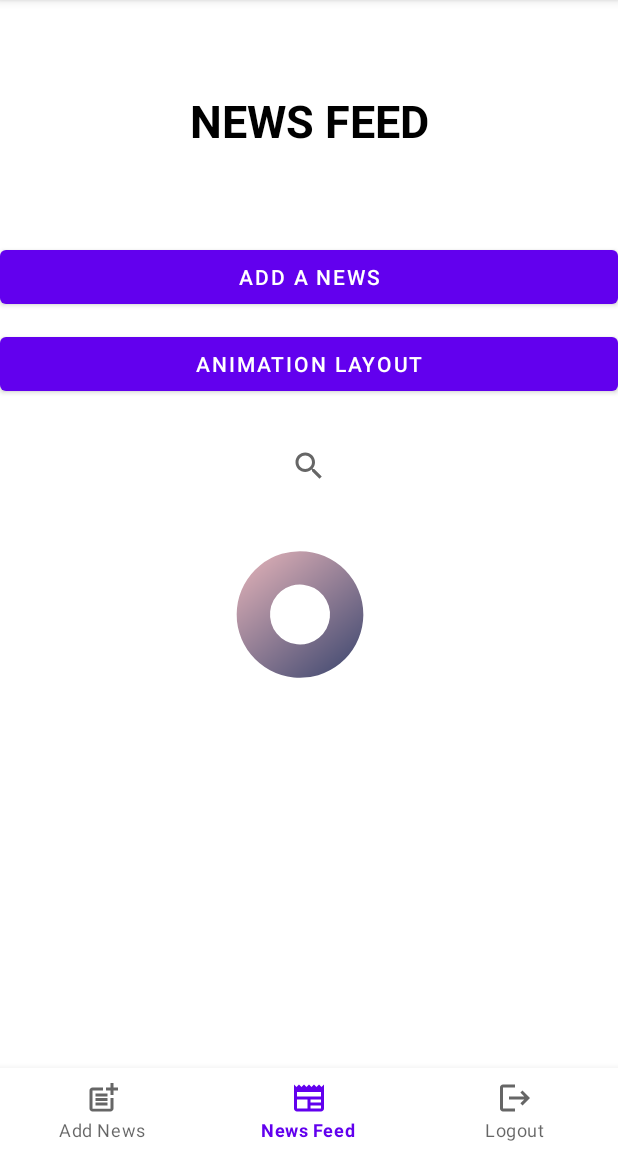
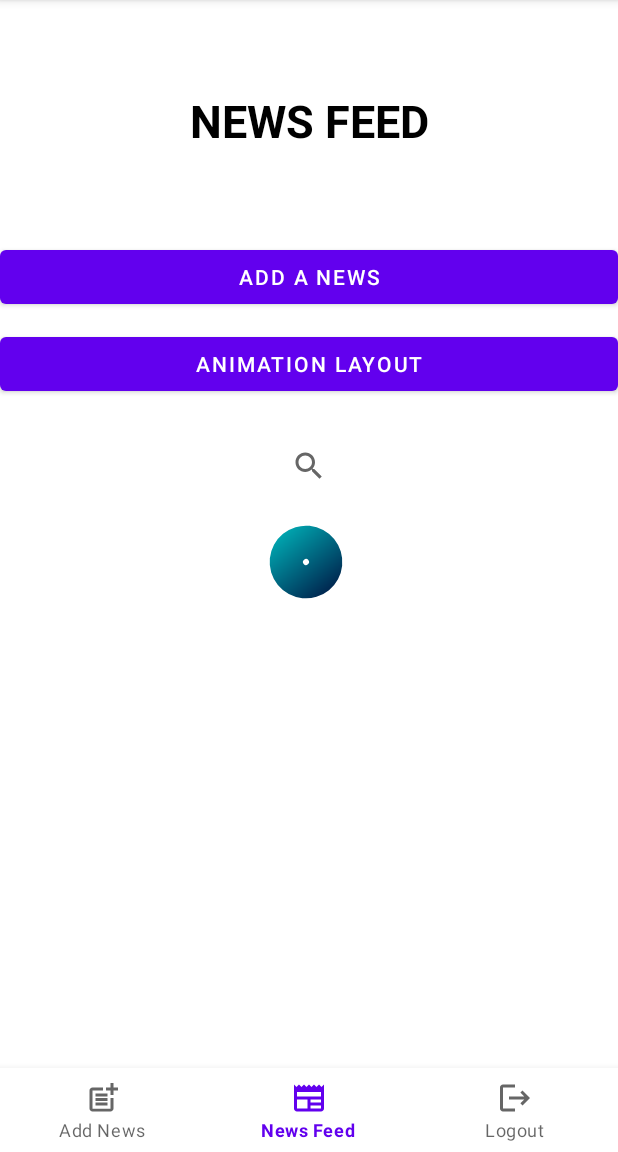
Before and after one commit to AtasieOana/Android-Project, an Android app: the AnimationFragment screen opened directly, with no data from a screen before it, on a phone screen of 412 x 824 dp, the part 84-1236 px from its top. Run offline under Robolectric (Android 15) with nearby library versions, the phone set to English and light mode, and no system bars.

Commit message:
animation

```diff
--- a/app/src/main/AndroidManifest.xml
+++ b/app/src/main/AndroidManifest.xml
@@ -3,7 +3,7 @@
     package="com.example.projectandroid">
 
     <uses-permission android:name="android.permission.INTERNET" />
-    <uses-feature android:name="android.hardware.camera" android:required="true" />
+    <uses-feature android:name="android.hardware.ca mera" android:required="true" />
 
     <application
         android:allowBackup="true"
@@ -12,6 +12,7 @@
         android:roundIcon="@mipmap/ic_launcher_round"
         android:supportsRtl="true"
         android:hardwareAccelerated="true"
+        android:screenOrientation = "sensorLandscape"
         android:theme="@style/Theme.ProjectAndroid">
 
         <activity android:name=".NewsFeedActivity" />
--- a/app/src/main/res/drawable/news.xml
+++ b/app/src/main/res/drawable/news.xml
@@ -2,11 +2,11 @@
 <shape
     xmlns:android="http://schemas.android.com/apk/res/android"
     android:shape="ring"
-    android:innerRadiusRatio="10"
+    android:innerRadiusRatio="100"
     android:useLevel="false">
 
     <gradient
-        android:endColor="#ddffbcbc"
-        android:startColor="#dd00164b"
-        android:angle="90"/>
+        android:endColor="#000033"
+        android:startColor="#00cccc"
+        android:angle="30"/>
 </shape>
--- a/app/src/main/res/layout-land/activity_news_feed.xml
+++ b/app/src/main/res/layout-land/activity_news_feed.xml
@@ -1,15 +1,15 @@
 <?xml version="1.0" encoding="utf-8"?>
 <ScrollView xmlns:android="http://schemas.android.com/apk/res/android"
+    xmlns:app="http://schemas.android.com/apk/res-auto"
+    xmlns:tools="http://schemas.android.com/tools"
     android:id="@+id/scrollNews"
     android:layout_width="match_parent"
     android:layout_height="match_parent">
 
 <LinearLayout
-    xmlns:tools="http://schemas.android.com/tools"
     android:layout_width="match_parent"
     android:layout_height="wrap_content"
     android:orientation="vertical"
-    xmlns:app="http://schemas.android.com/apk/res-auto"
     tools:context=".NewsFeedActivity">
 
 
@@ -54,22 +54,12 @@
         app:defaultQueryHint="Search news by title"
         app:queryHint="Search news by title" />
 
-    <FrameLayout
-        android:id="@+id/layoutAnimationFragment"
+    <androidx.fragment.app.FragmentContainerView
+        android:id="@+id/animationFragment"
+        android:name="com.example.projectandroid.AnimationFragment"
         android:layout_width="match_parent"
-        android:layout_height="0dp"
-        android:layout_weight="1"
-        android:orientation="vertical"
-        tools:context=".AnimationFragment">
-
-        <androidx.fragment.app.FragmentContainerView
-            android:id="@+id/animationFragment"
-            android:layout_width="match_parent"
-            android:layout_height="wrap_content"
-            android:name="com.example.projectandroid.AnimationFragment"
-            tools:layout="@layout/fragment_animation" />
-
-    </FrameLayout>
+        android:layout_height="110dp"
+        tools:layout="@layout/fragment_animation" />
 
     <FrameLayout
         android:id="@+id/layoutNewsFragment"
--- a/app/src/main/res/layout/activity_news_feed.xml
+++ b/app/src/main/res/layout/activity_news_feed.xml
@@ -47,22 +47,12 @@
         app:defaultQueryHint="Search news by title"
         app:queryHint="Search news by title" />
 
-    <FrameLayout
-        android:id="@+id/layoutAnimationFragment"
+    <androidx.fragment.app.FragmentContainerView
+        android:id="@+id/animationFragment"
+        android:name="com.example.projectandroid.AnimationFragment"
         android:layout_width="match_parent"
-        android:layout_height="0dp"
-        android:layout_weight="1"
-        android:orientation="vertical"
-        tools:context=".AnimationFragment">
-
-        <androidx.fragment.app.FragmentContainerView
-            android:id="@+id/animationFragment"
-            android:layout_width="match_parent"
-            android:layout_height="wrap_content"
-            android:name="com.example.projectandroid.AnimationFragment"
-            tools:layout="@layout/fragment_animation" />
-
-    </FrameLayout>
+        android:layout_height="wrap_content"
+        tools:layout="@layout/fragment_animation" />
 
     <FrameLayout
         android:id="@+id/layoutNewsFragment"
--- a/app/src/main/res/layout/fragment_animation.xml
+++ b/app/src/main/res/layout/fragment_animation.xml
@@ -10,13 +10,13 @@
     <ImageView
         android:id="@+id/news_img"
         android:layout_width="200dp"
-        android:layout_height="150dp"
+        android:layout_height="80dp"
         android:layout_gravity="center"
-        android:layout_marginStart="100dp"
+        android:layout_marginStart="104dp"
+        android:contentDescription="@string/add_news_photo"
         app:layout_constraintStart_toStartOf="parent"
         app:layout_constraintTop_toTopOf="parent"
-        app:srcCompat="@drawable/news"
-        android:contentDescription="@string/add_news_photo" />
+        app:srcCompat="@drawable/news" />
 
 
 </androidx.constraintlayout.widget.ConstraintLayout>
```
Also changed, not shown: 3 other files.
